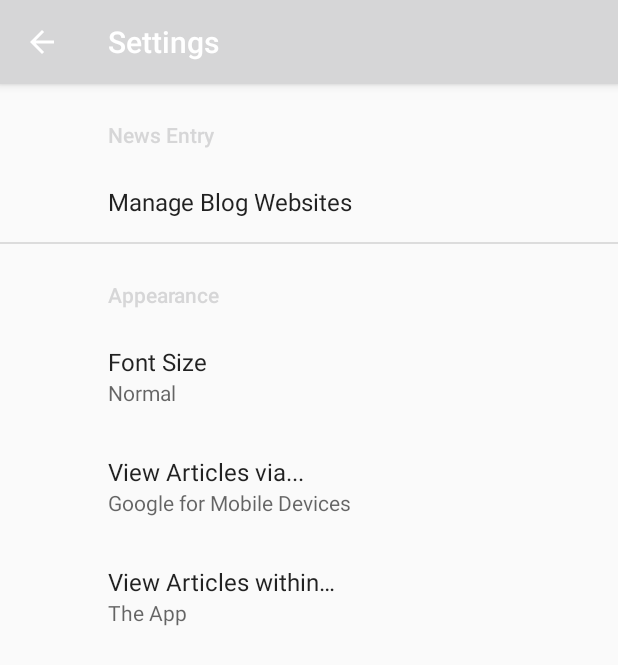
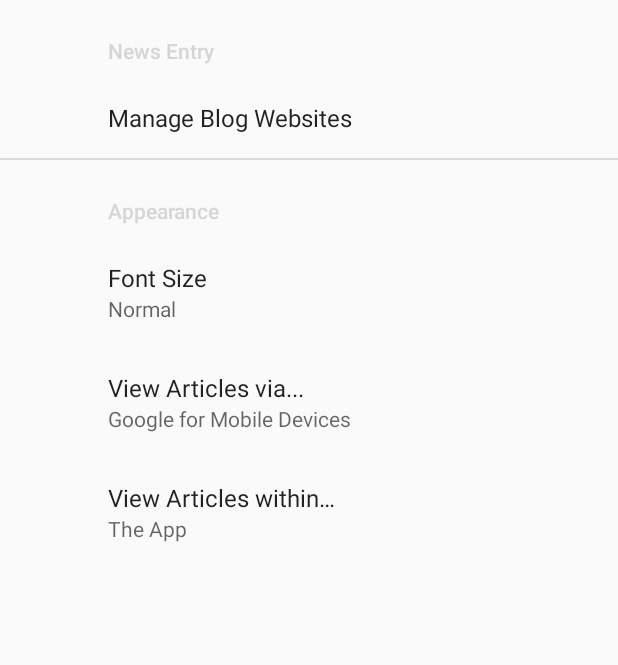
Before and after one commit to Johnesan/CryptoNews, an Android app: the screen it shows after launch (SettingsActivity), in the options menu, after a tap on "Settings", on a phone screen of 412 x 824 dp. Shown: the top 665 px of the screen. Run offline under Robolectric (Android 15) with nearby library versions, the phone set to English and light mode, and no system bars; our stand-ins replace ButterKnife, Dagger/Hilt's generated code, RxJava, androidx.preference; libraries missing offline, so code that uses them is left out: com.jakewharton.retrofit2, uk.co.chrisjenx; 18 statements that could not run were skipped.

Commit message:
Modified Manifest and style

```diff
--- a/CryptoNewsAndroid/app/src/main/AndroidManifest.xml
+++ b/CryptoNewsAndroid/app/src/main/AndroidManifest.xml
@@ -13,6 +13,7 @@
         android:roundIcon="@mipmap/ic_launcher_round"
         android:supportsRtl="true"
         android:theme="@style/AppTheme">
+
         <activity android:name=".splashscreen.SplashScreenActivity"
             android:theme="@style/AppTheme.NoActionBar">
             <intent-filter>
--- a/CryptoNewsAndroid/app/src/main/res/values/styles.xml
+++ b/CryptoNewsAndroid/app/src/main/res/values/styles.xml
@@ -6,6 +6,8 @@
         <item name="colorPrimary">@color/colorPrimary</item>
         <item name="colorPrimaryDark">@color/colorPrimaryDark</item>
         <item name="colorAccent">@color/colorAccent</item>
+        <item name="windowActionBar">false</item>
+        <item name="windowNoTitle">true</item>
         <item name="preferenceTheme">@style/PreferenceThemeOverlay</item>
     </style>
 
```
